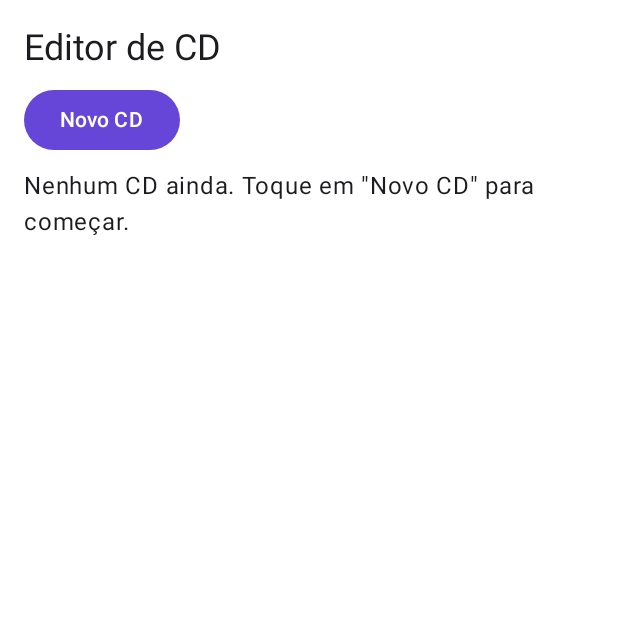
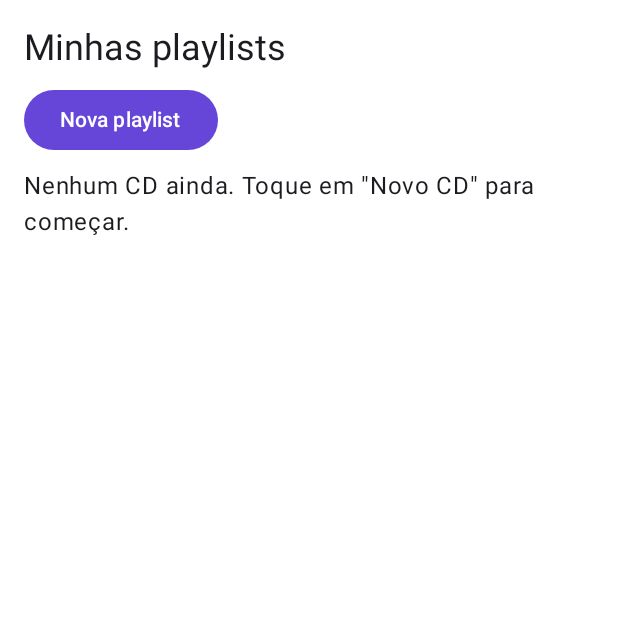
Before and after one commit to Kyra2214/MixTapeMp3, an Android app built with Jetpack Compose: the screen it shows after launch (MainActivity), after a tap on "Criar minha playlist →", on a phone screen of 412 x 824 dp, the top half of it. Run offline under Robolectric (Android 15) with nearby library versions, the phone set to English and light mode, and no system bars; our stand-ins replace Room's generated code; pictures from the network do not load.

Commit message:
Modernize CD editor wording to playlists

```diff
--- a/app/src/main/java/com/cdvirtual/app/feature/cdeditor/CdEditorScreen.kt
+++ b/app/src/main/java/com/cdvirtual/app/feature/cdeditor/CdEditorScreen.kt
@@ -62,8 +62,8 @@ fun CdEditorScreen(vm: CdEditorViewModel = viewModel()) {
     // T-501: uma única lista rolável (antes, Column fixa + LazyColumn: com CD longo os botões e a lista de CDs ficavam inacessíveis).
     LazyColumn(Modifier.fillMaxSize().padding(16.dp)) {
         item {
-        Text("Editor de CD", style = MaterialTheme.typography.headlineSmall)
-        Button(onClick = vm::createCd, Modifier.padding(vertical = 8.dp)) { Text("Novo CD") }
+        Text("Minhas playlists", style = MaterialTheme.typography.headlineSmall)
+        Button(onClick = vm::createCd, Modifier.padding(vertical = 8.dp)) { Text("Nova playlist") }
         if (selected != null) CdDetails(selected, vm)
         message?.let { Text(it, style = MaterialTheme.typography.bodySmall) }
         if (cds.isEmpty()) Text("Nenhum CD ainda. Toque em \"Novo CD\" para começar.")
@@ -79,7 +79,7 @@ fun CdEditorScreen(vm: CdEditorViewModel = viewModel()) {
                         CoverImage(cd.coverPath, Modifier.size(48.dp).clip(RoundedCornerShape(8.dp)))
                         Column(Modifier.padding(start = 12.dp)) {
                             Text(cd.name, style = MaterialTheme.typography.bodyLarge)
-                            Text((if (isSel) "CD atual · " else "") + "atualizado em " + formatDate(cd.updatedAt), style = MaterialTheme.typography.bodySmall)
+                            Text((if (isSel) "Playlist atual · " else "") + "atualizado em " + formatDate(cd.updatedAt), style = MaterialTheme.typography.bodySmall)
                         }
                     }
                 }
@@ -106,7 +106,7 @@ private fun CdDetails(cd: CdEntity, vm: CdEditorViewModel) {
                 }
             }
             OutlinedTextField(
-                value = name, onValueChange = { name = it.take(CdRepository.MAX_NAME) }, label = { Text("Nome do CD") },
+                value = name, onValueChange = { name = it.take(CdRepository.MAX_NAME) }, label = { Text("Nome da playlist") },
                 singleLine = true, modifier = Modifier.fillMaxWidth().padding(top = 8.dp)
             )
             Button(onClick = { vm.rename(cd.id, name) }, Modifier.padding(top = 4.dp), enabled = name.trim() != cd.name) {
@@ -125,7 +125,7 @@ private fun CdDetails(cd: CdEntity, vm: CdEditorViewModel) {
             val withNotifications = rememberNotificationGate() // T-503: gera mesmo se a notificação for negada
             var picking by remember { mutableStateOf(false) }
             Text("Músicas (${cdTracks.size})", style = MaterialTheme.typography.titleSmall, modifier = Modifier.padding(top = 12.dp))
-            if (cdTracks.isEmpty()) Text("Este CD ainda não tem músicas.", style = MaterialTheme.typography.bodySmall)
+            if (cdTracks.isEmpty()) Text("Esta playlist ainda não tem músicas.", style = MaterialTheme.typography.bodySmall)
             else Text("Duração total: ${formatDuration(CdStats.totalDurationMs(cdTracks))} · " +
                 "MP3 estimado (${CdStats.MP3_KBPS} kbps): ${formatSize(CdStats.estimatedSizeBytes(CdStats.totalDurationMs(cdTracks)))}",
                 style = MaterialTheme.typography.bodySmall)
@@ -147,11 +147,11 @@ private fun CdDetails(cd: CdEntity, vm: CdEditorViewModel) {
                 Button(onClick = { vm.saveProject(cd.id) }, Modifier.padding(start = 8.dp)) { Text("Salvar projeto") }
             }
             var confirmDelete by remember(cd.id) { mutableStateOf(false) }
-            OutlinedButton(onClick = { confirmDelete = true }, Modifier.padding(top = 4.dp)) { Text("Excluir CD") }
+            OutlinedButton(onClick = { confirmDelete = true }, Modifier.padding(top = 4.dp)) { Text("Excluir playlist") }
             if (confirmDelete) AlertDialog(
                 onDismissRequest = { confirmDelete = false },
                 title = { Text("Excluir \"${cd.name}\"?") },
-                text = { Text("Remove só este projeto de CD. As músicas da biblioteca, os arquivos originais e MP3 já gerados não são apagados.") },
+                text = { Text("Remove só esta playlist. As músicas da biblioteca, os arquivos originais e MP3 já gerados não são apagados.") },
                 confirmButton = { TextButton(onClick = { confirmDelete = false; vm.deleteCd(cd.id) }) { Text("Excluir") } },
                 dismissButton = { TextButton(onClick = { confirmDelete = false }) { Text("Cancelar") } }
             )
@@ -235,7 +235,7 @@ private fun CdAudioOptions(cdId: Long, context: android.content.Context) {
     )
     Card(Modifier.fillMaxWidth().padding(top = 12.dp)) {
         Column(Modifier.padding(12.dp)) {
-            Text("Áudio do CD", style = MaterialTheme.typography.titleMedium)
+            Text("Áudio da playlist", style = MaterialTheme.typography.titleMedium)
             Text("Escolha como o som será processado no MP3 final. As músicas originais da biblioteca não serão alteradas.",
                 style = MaterialTheme.typography.bodySmall)
             Text("Equalizador", style = MaterialTheme.typography.titleSmall, modifier = Modifier.padding(top = 8.dp))
```
